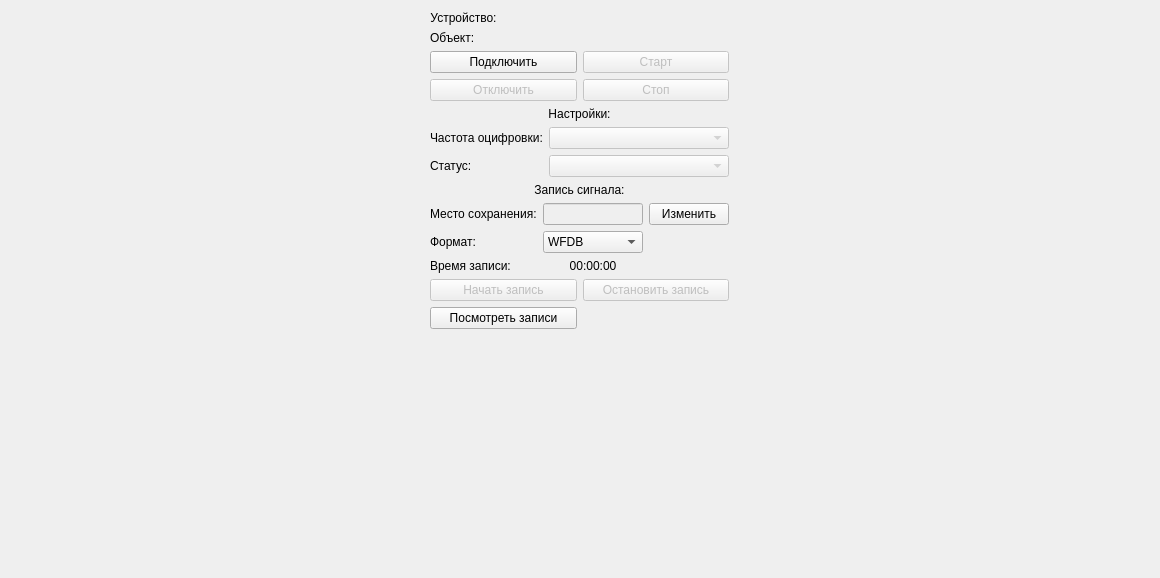
This is src/resources/v1/dlg_inrat_controller.ui in mcsltd/mcs-inRat-planner as Qt 5 draws it before an edit. The edited form follows.
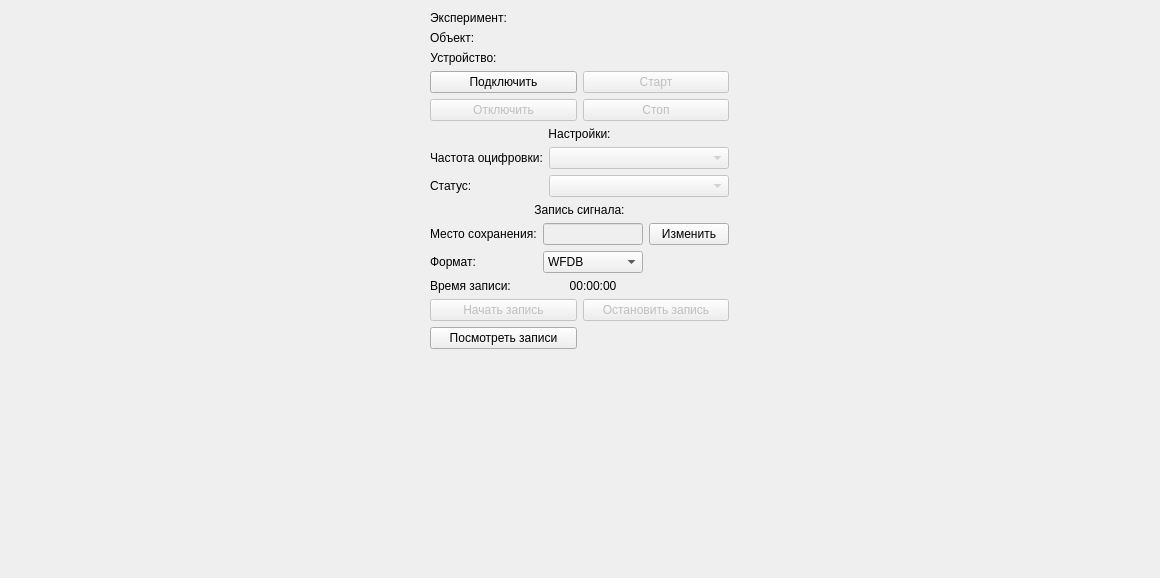
This is the edited form.

```diff
--- a/src/resources/v1/dlg_inrat_controller.ui
+++ b/src/resources/v1/dlg_inrat_controller.ui
@@ -22,6 +22,20 @@
      <item>
       <layout class="QFormLayout" name="formLayoutInfo">
        <item row="0" column="0">
+        <widget class="QLabel" name="labelExperiment">
+         <property name="text">
+          <string>Эксперимент:</string>
+         </property>
+        </widget>
+       </item>
+       <item row="0" column="1">
+        <widget class="QLabel" name="labelExperimentName">
+         <property name="text">
+          <string/>
+         </property>
+        </widget>
+       </item>
+       <item row="2" column="0">
         <widget class="QLabel" name="labelDevice">
          <property name="text">
           <string>Устройство:</string>
@@ -31,7 +45,7 @@
          </property>
         </widget>
        </item>
-       <item row="0" column="1">
+       <item row="2" column="1">
         <widget class="QLabel" name="labelDeviceName">
          <property name="text">
           <string/>
```
